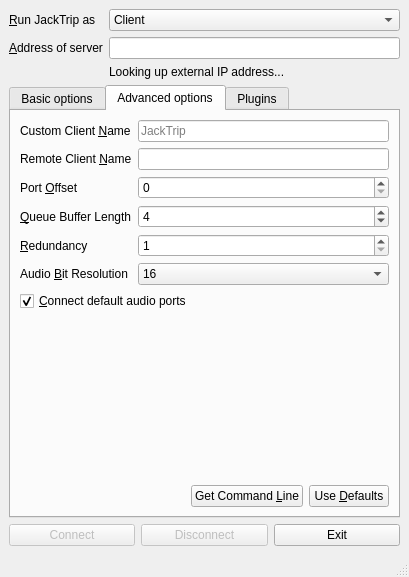
Old version of the form src/qjacktrip.ui in the repository jacktrip/jacktrip.
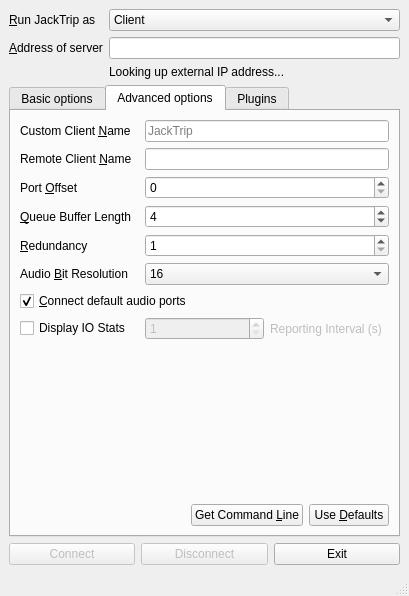
New version of the form. The open tabs and pages were chosen to show the change. Icons and pictures are not drawn.

Commit message:
Add IO stats support in GUI
Allow the display of IO stats in a window.

What changed in the file:
```diff
--- a/src/qjacktrip.ui
+++ b/src/qjacktrip.ui
@@ -7,7 +7,7 @@
     <x>0</x>
     <y>0</y>
     <width>403</width>
-    <height>577</height>
+    <height>596</height>
    </rect>
   </property>
   <property name="windowTitle">
@@ -293,58 +293,18 @@
         <string>Advanced options</string>
        </attribute>
        <layout class="QGridLayout" name="gridLayout_4">
-        <item row="5" column="0">
-         <widget class="QLabel" name="resolutionLabel">
-          <property name="text">
-           <string>Audio &amp;Bit Resolution</string>
+        <item row="10" column="0">
+         <spacer name="advancedVerticalSpacer">
+          <property name="orientation">
+           <enum>Qt::Vertical</enum>
           </property>
-          <property name="buddy">
-           <cstring>resolutionComboBox</cstring>
+          <property name="sizeHint" stdset="0">
+           <size>
+            <width>20</width>
+            <height>40</height>
+           </size>
           </property>
-         </widget>
-        </item>
-        <item row="0" column="1">
-         <widget class="QLineEdit" name="clientNameEdit">
-          <property name="toolTip">
-           <string>Set the name of the Jack client.</string>
-          </property>
-          <property name="maxLength">
-           <number>64</number>
-          </property>
-          <property name="placeholderText">
-           <string>JackTrip</string>
-          </property>
-         </widget>
-        </item>
-        <item row="3" column="1">
-         <widget class="QSpinBox" name="queueLengthSpinBox">
-          <property name="toolTip">
-           <string>Set the queue buffer length, in packet size.</string>
-          </property>
-          <property name="minimum">
-           <number>2</number>
-          </property>
-          <property name="value">
-           <number>4</number>
-          </property>
-         </widget>
-        </item>
-        <item row="6" column="0" colspan="2">
-         <layout class="QHBoxLayout" name="connectAudioLayout">
-          <item>
-           <widget class="QCheckBox" name="connectAudioCheckBox">
-            <property name="toolTip">
-             <string>Connect the Jack client to the default system audio ports.</string>
-            </property>
-            <property name="text">
-             <string>&amp;Connect default audio ports</string>
-            </property>
-            <property name="checked">
-             <bool>true</bool>
-            </property>
-           </widget>
-          </item>
-         </layout>
+         </spacer>
         </item>
         <item row="3" column="0">
          <widget class="QLabel" name="queueLengthLabel">
@@ -362,38 +322,27 @@
           </property>
          </widget>
         </item>
-        <item row="8" column="0" colspan="2">
-         <layout class="QHBoxLayout" name="useDefaultsLayout">
-          <item>
-           <spacer name="useDefaultsSpacer">
-            <property name="orientation">
-             <enum>Qt::Horizontal</enum>
-            </property>
-            <property name="sizeHint" stdset="0">
-             <size>
-              <width>40</width>
-              <height>20</height>
-             </size>
-            </property>
-           </spacer>
-          </item>
-          <item>
-           <widget class="QPushButton" name="commandLineButton">
-            <property name="text">
-             <string>Get Command &amp;Line</string>
-            </property>
-           </widget>
-          </item>
-          <item>
-           <widget class="QPushButton" name="useDefaultsButton">
-            <property name="text">
-             <string>Use &amp;Defaults</string>
-            </property>
-           </widget>
-          </item>
-         </layout>
+        <item row="4" column="0">
+         <widget class="QLabel" name="redundancyLabel">
+          <property name="text">
+           <string>&amp;Redundancy</string>
+          </property>
+          <property name="buddy">
+           <cstring>redundancySpinBox</cstring>
+          </property>
+         </widget>
         </item>
-        <item row="5" column="1">
+        <item row="5" column="0">
+         <widget class="QLabel" name="resolutionLabel">
+          <property name="text">
+           <string>Audio &amp;Bit Resolution</string>
+          </property>
+          <property name="buddy">
+           <cstring>resolutionComboBox</cstring>
+          </property>
+         </widget>
+        </item>
+        <item row="5" column="1" colspan="2">
          <widget class="QComboBox" name="resolutionComboBox">
           <property name="toolTip">
            <string>Select the audio bit resolution.</string>
@@ -423,17 +372,20 @@
           </item>
          </widget>
         </item>
-        <item row="0" column="0">
-         <widget class="QLabel" name="clientNameLabel">
-          <property name="text">
-           <string>Custom Client &amp;Name</string>
+        <item row="0" column="1" colspan="2">
+         <widget class="QLineEdit" name="clientNameEdit">
+          <property name="toolTip">
+           <string>Set the name of the Jack client.</string>
           </property>
-          <property name="buddy">
-           <cstring>clientNameEdit</cstring>
+          <property name="maxLength">
+           <number>64</number>
+          </property>
+          <property name="placeholderText">
+           <string>JackTrip</string>
           </property>
          </widget>
         </item>
-        <item row="4" column="1">
+        <item row="4" column="1" colspan="2">
          <widget class="QSpinBox" name="redundancySpinBox">
           <property name="toolTip">
            <string>Number of redundant packets to be sent to avoid glitches related to packet loss.</string>
@@ -446,18 +398,28 @@
           </property>
          </widget>
         </item>
-        <item row="7" column="0">
-         <spacer name="advancedVerticalSpacer">
-          <property name="orientation">
-           <enum>Qt::Vertical</enum>
+        <item row="1" column="1" colspan="2">
+         <widget class="QLineEdit" name="remoteNameEdit">
+          <property name="toolTip">
+           <string>Set the name of the Jack client as it will appear on the hub server.</string>
           </property>
-          <property name="sizeHint" stdset="0">
-           <size>
-            <width>20</width>
-            <height>40</height>
-           </size>
+          <property name="maxLength">
+           <number>64</number>
           </property>
-         </spacer>
+         </widget>
+        </item>
+        <item row="6" column="0" colspan="3">
+         <widget class="QCheckBox" name="connectAudioCheckBox">
+          <property name="toolTip">
+           <string>Connect the Jack client to the default system audio ports.</string>
+          </property>
+          <property name="text">
+           <string>&amp;Connect default audio ports</string>
+          </property>
+          <property name="checked">
+           <bool>true</bool>
+          </property>
+         </widget>
         </item>
         <item row="2" column="0">
          <widget class="QLabel" name="portOffsetLabel">
@@ -469,7 +431,37 @@
           </property>
          </widget>
         </item>
-        <item row="2" column="1">
+        <item row="1" column="0">
+         <widget class="QLabel" name="remoteNameLabel">
+          <property name="text">
+           <string>Remote Client &amp;Name</string>
+          </property>
+          <property name="buddy">
+           <cstring>remoteNameEdit</cstring>
+          </property>
+         </widget>
+        </item>
+        <item row="3" column="1" colspan="2">
+         <widget class="QSpinBox" name="queueLengthSpinBox">
+          <property name="toolTip">
+           <string>Set the queue buffer length, in packet size.</string>
+          </property>
+          <property name="minimum">
+           <number>2</number>
+          </property>
+          <property name="value">
+           <number>4</number>
+          </property>
+         </widget>
+        </item>
+        <item row="9" column="0">
+         <widget class="QCheckBox" name="ioStatsCheckBox">
+          <property name="text">
+           <string>Display IO Stats</string>
+          </property>
+         </widget>
+        </item>
+        <item row="2" column="1" colspan="2">
          <widget class="QSpinBox" name="portOffsetSpinBox">
           <property name="toolTip">
            <string>Set the source and destination port offset from the default value of 4464.
@@ -480,36 +472,70 @@
           </property>
          </widget>
         </item>
-        <item row="4" column="0">
-         <widget class="QLabel" name="redundancyLabel">
+        <item row="9" column="2">
+         <widget class="QLabel" name="ioStatsLabel">
+          <property name="enabled">
+           <bool>false</bool>
+          </property>
           <property name="text">
-           <string>&amp;Redundancy</string>
+           <string>Reporting Interval (s)</string>
           </property>
-          <property name="buddy">
-           <cstring>redundancySpinBox</cstring>
-          </property>
          </widget>
         </item>
-        <item row="1" column="1">
-         <widget class="QLineEdit" name="remoteNameEdit">
-          <property name="toolTip">
-           <string>Set the name of the Jack client as it will appear on the hub server.</string>
+        <item row="0" column="0">
+         <widget class="QLabel" name="clientNameLabel">
+          <property name="text">
+           <string>Custom Client &amp;Name</string>
           </property>
-          <property name="maxLength">
-           <number>64</number>
+          <property name="buddy">
+           <cstring>clientNameEdit</cstring>
           </property>
          </widget>
         </item>
-        <item row="1" column="0">
-         <widget class="QLabel" name="remoteNameLabel">
-          <property name="text">
-           <string>Remote Client &amp;Name</string>
+        <item row="9" column="1">
+         <widget class="QSpinBox" name="ioStatsSpinBox">
+          <property name="enabled">
+           <bool>false</bool>
           </property>
-          <property name="buddy">
-           <cstring>remoteNameEdit</cstring>
+          <property name="minimum">
+           <number>1</number>
           </property>
+          <property name="maximum">
+           <number>120</number>
+          </property>
          </widget>
         </item>
+        <item row="11" column="0" colspan="3">
+         <layout class="QHBoxLayout" name="useDefaultsLayout">
+          <item>
+           <spacer name="useDefaultsSpacer">
+            <property name="orientation">
+             <enum>Qt::Horizontal</enum>
+            </property>
+            <property name="sizeHint" stdset="0">
+             <size>
+              <width>40</width>
+              <height>20</height>
+             </size>
+            </property>
+           </spacer>
+          </item>
+          <item>
+           <widget class="QPushButton" name="commandLineButton">
+            <property name="text">
+             <string>Get Command &amp;Line</string>
+            </property>
+           </widget>
+          </item>
+          <item>
+           <widget class="QPushButton" name="useDefaultsButton">
+            <property name="text">
+             <string>Use &amp;Defaults</string>
+            </property>
+           </widget>
+          </item>
+         </layout>
+        </item>
        </layout>
       </widget>
       <widget class="QWidget" name="pluginsTab">
```
Left out of the diff: 1 changed line with no effect on the pictures. The commit also changes 8 other files.
